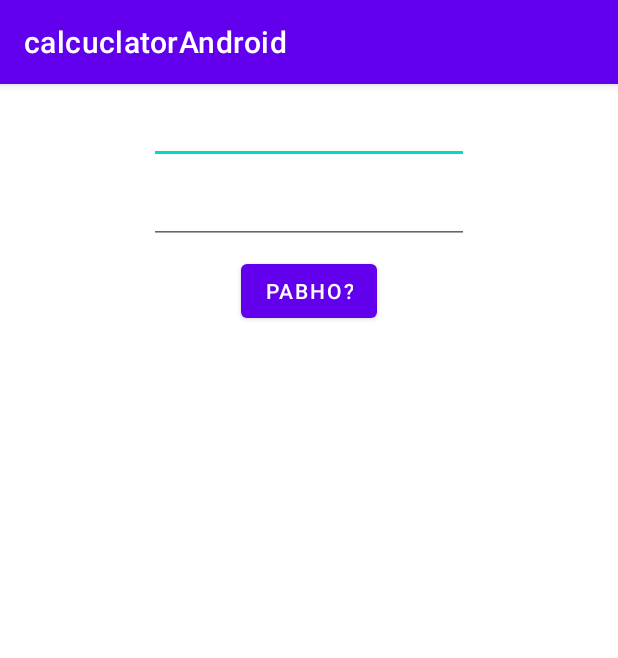
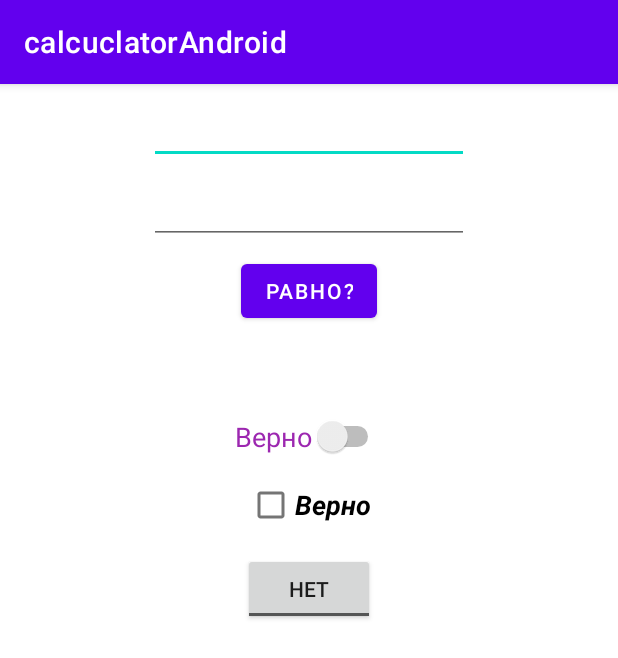
Before and after one commit to MariLeva/calculator_Android, an Android app: the screen it shows after launch (MainActivity), on a phone screen of 412 x 824 dp. Shown: the top 658 px of the screen. Run offline under Robolectric (Android 15) with nearby library versions, the phone set to English and light mode, and no system bars.

Commit message:
Добавлены switch, checkbox, togglebutton

```diff
--- a/app/src/main/java/ru/geekbrains/calcuclatorandroid/MainActivity.java
+++ b/app/src/main/java/ru/geekbrains/calcuclatorandroid/MainActivity.java
@@ -5,8 +5,11 @@ import androidx.appcompat.app.AppCompatActivity;
 import android.os.Bundle;
 import android.view.View;
 import android.widget.Button;
+import android.widget.CheckBox;
 import android.widget.EditText;
+import android.widget.Switch;
 import android.widget.TextView;
+import android.widget.ToggleButton;
 
 import ru.geekbrains.calcuclatorandroid.R;
 
@@ -24,6 +27,9 @@ public class MainActivity extends AppCompatActivity {
         final EditText editText1 = findViewById(R.id.editText1);
         final EditText editText2 = findViewById(R.id.editText2);
         final TextView textView = findViewById(R.id.textView);
+        Switch switch1 = findViewById(R.id.switch1);
+        CheckBox checkBox = findViewById(R.id.checkBox);
+        ToggleButton toggleButton = findViewById(R.id.toggleButton);
 
         button.setOnClickListener(new View.OnClickListener() {
             @Override
@@ -33,8 +39,14 @@ public class MainActivity extends AppCompatActivity {
                     arg2 = Integer.valueOf(editText2.getText().toString());
                     if (arg1.equals(arg2)) {
                         textView.setText("Равно!");
+                        switch1.setChecked(true);
+                        checkBox.setChecked(true);
+                        toggleButton.setChecked(true);
                     } else {
                         textView.setText("Не равно!");
+                        switch1.setChecked(false);
+                        checkBox.setChecked(false);
+                        toggleButton.setChecked(false);
                     }
                 } catch (NumberFormatException e) {
                     textView.setText("Введите число!");
--- a/app/src/main/res/layout/activity_main.xml
+++ b/app/src/main/res/layout/activity_main.xml
@@ -48,13 +48,52 @@
         android:id="@+id/textView"
         android:layout_width="160dp"
         android:layout_height="wrap_content"
-        android:text=""
+        android:layout_marginTop="8dp"
         android:textSize="32sp"
+        app:layout_constraintLeft_toLeftOf="parent"
+        app:layout_constraintRight_toRightOf="parent"
+        app:layout_constraintTop_toBottomOf="@id/button" />
+
+    <Switch
+        android:id="@+id/switch1"
+        android:layout_width="wrap_content"
+        android:layout_height="wrap_content"
         android:layout_marginStart="8dp"
         android:layout_marginTop="8dp"
         android:layout_marginEnd="8dp"
-        app:layout_constraintLeft_toLeftOf="parent"
-        app:layout_constraintRight_toRightOf="parent"
-        app:layout_constraintTop_toBottomOf="@id/button"/>
+        android:text="Верно"
+        android:textColor="#9C27B0"
+        android:textSize="18sp"
+        app:layout_constraintEnd_toEndOf="parent"
+        app:layout_constraintStart_toStartOf="parent"
+        app:layout_constraintTop_toBottomOf="@+id/textView" />
+
+    <CheckBox
+        android:id="@+id/checkBox"
+        android:layout_width="wrap_content"
+        android:layout_height="wrap_content"
+        android:layout_marginStart="8dp"
+        android:layout_marginTop="8dp"
+        android:layout_marginEnd="8dp"
+        android:text="Верно"
+        android:textSize="18sp"
+        android:textStyle="bold|italic"
+        app:layout_constraintEnd_toEndOf="parent"
+        app:layout_constraintStart_toStartOf="parent"
+        app:layout_constraintTop_toBottomOf="@+id/switch1" />
+
+    <ToggleButton
+        android:id="@+id/toggleButton"
+        android:layout_width="wrap_content"
+        android:layout_height="wrap_content"
+        android:layout_marginStart="8dp"
+        android:layout_marginTop="8dp"
+        android:layout_marginEnd="8dp"
+        android:text="Да"
+        android:textOff="Нет"
+        android:textOn="Да"
+        app:layout_constraintEnd_toEndOf="parent"
+        app:layout_constraintStart_toStartOf="parent"
+        app:layout_constraintTop_toBottomOf="@+id/checkBox" />
 
 </androidx.constraintlayout.widget.ConstraintLayout>
```
